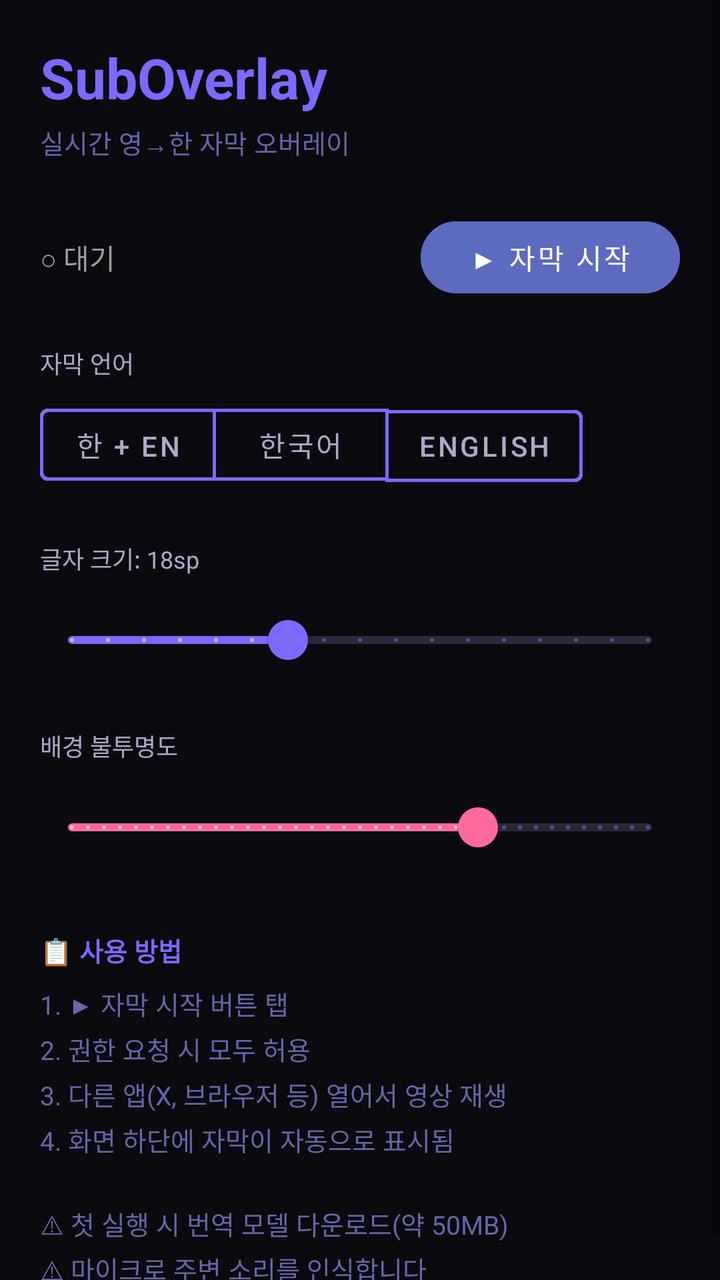
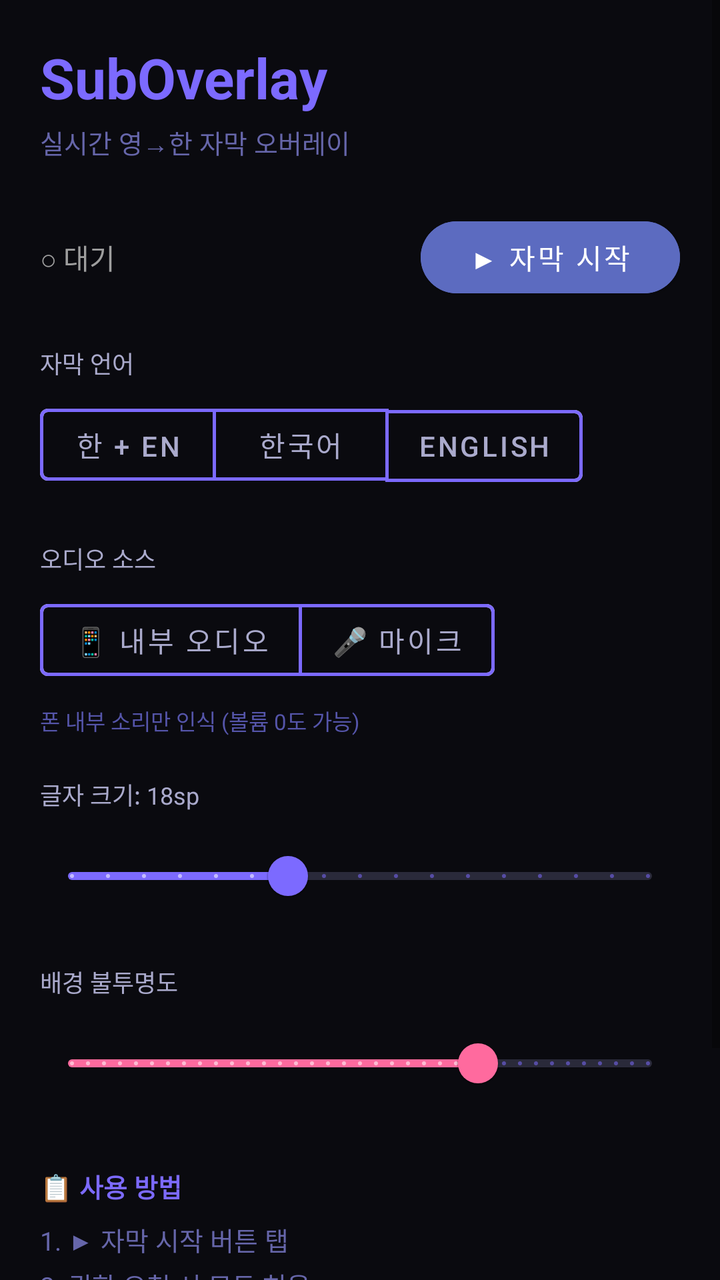

An Android layout rendered at two revisions. The XML below is the earlier revision; the diff shows what the commit changed to produce the second picture.
<!-- AndroidManifest.xml: application theme Theme.SubOverlay -->
<!-- res/layout/activity_main.xml -->
<?xml version="1.0" encoding="utf-8"?>
<ScrollView xmlns:android="http://schemas.android.com/apk/res/android"
    xmlns:app="http://schemas.android.com/apk/res-auto"
    android:layout_width="match_parent"
    android:layout_height="match_parent"
    android:background="#0A0A0F">

    <LinearLayout
        android:layout_width="match_parent"
        android:layout_height="wrap_content"
        android:orientation="vertical"
        android:padding="20dp">

        
        <TextView
            android:layout_width="wrap_content"
            android:layout_height="wrap_content"
            android:text="SubOverlay"
            android:textColor="#7C6AFF"
            android:textSize="28sp"
            android:textStyle="bold"
            android:layout_marginBottom="4dp"/>

        <TextView
            android:layout_width="wrap_content"
            android:layout_height="wrap_content"
            android:text="실시간 영→한 자막 오버레이"
            android:textColor="#6666AA"
            android:textSize="13sp"
            android:layout_marginBottom="24dp"/>

        
        <LinearLayout
            android:layout_width="match_parent"
            android:layout_height="wrap_content"
            android:orientation="horizontal"
            android:gravity="center_vertical"
            android:layout_marginBottom="20dp">

            <TextView
                android:id="@+id/statusIndicator"
                android:layout_width="wrap_content"
                android:layout_height="wrap_content"
                android:text="○ 대기"
                android:textColor="#9E9E9E"
                android:textSize="14sp"
                android:layout_weight="1"/>

            <com.google.android.material.button.MaterialButton
                android:id="@+id/btnToggleService"
                android:layout_width="wrap_content"
                android:layout_height="wrap_content"
                android:text="▶ 자막 시작"
                android:textColor="#FFFFFF"
                android:backgroundTint="#5C6BC0"
                app:cornerRadius="24dp"
                android:paddingStart="24dp"
                android:paddingEnd="24dp"/>
        </LinearLayout>

        
        <TextView
            android:layout_width="wrap_content"
            android:layout_height="wrap_content"
            android:text="자막 언어"
            android:textColor="#AAAACC"
            android:textSize="12sp"
            android:layout_marginBottom="8dp"/>

        <com.google.android.material.button.MaterialButtonToggleGroup
            android:id="@+id/toggleLang"
            android:layout_width="wrap_content"
            android:layout_height="wrap_content"
            app:singleSelection="true"
            app:selectionRequired="true"
            android:layout_marginBottom="24dp">

            <com.google.android.material.button.MaterialButton
                android:id="@+id/btnLangBoth"
                style="@style/Widget.MaterialComponents.Button.OutlinedButton"
                android:layout_width="wrap_content"
                android:layout_height="wrap_content"
                android:text="한 + EN"
                android:textColor="@color/btn_lang_text"
                app:backgroundTint="@color/btn_lang_bg"
                app:strokeColor="#7C6AFF"
                app:strokeWidth="1.5dp"
                android:checked="true"/>

            <com.google.android.material.button.MaterialButton
                android:id="@+id/btnLangKo"
                style="@style/Widget.MaterialComponents.Button.OutlinedButton"
                android:layout_width="wrap_content"
                android:layout_height="wrap_content"
                android:text="한국어"
                android:textColor="@color/btn_lang_text"
                app:backgroundTint="@color/btn_lang_bg"
                app:strokeColor="#7C6AFF"
                app:strokeWidth="1.5dp"/>

            <com.google.android.material.button.MaterialButton
                android:id="@+id/btnLangEn"
                style="@style/Widget.MaterialComponents.Button.OutlinedButton"
                android:layout_width="wrap_content"
                android:layout_height="wrap_content"
                android:text="English"
                android:textColor="@color/btn_lang_text"
                app:backgroundTint="@color/btn_lang_bg"
                app:strokeColor="#7C6AFF"
                app:strokeWidth="1.5dp"/>
        </com.google.android.material.button.MaterialButtonToggleGroup>

        
        <TextView
            android:id="@+id/tvFontSizeLabel"
            android:layout_width="wrap_content"
            android:layout_height="wrap_content"
            android:text="글자 크기: 18sp"
            android:textColor="#AAAACC"
            android:textSize="12sp"
            android:layout_marginBottom="8dp"/>

        <com.google.android.material.slider.Slider
            android:id="@+id/sliderFontSize"
            android:layout_width="match_parent"
            android:layout_height="wrap_content"
            android:valueFrom="12"
            android:valueTo="28"
            android:value="18"
            android:stepSize="1"
            app:thumbColor="#7C6AFF"
            app:trackColorActive="#7C6AFF"
            app:trackColorInactive="#2A2A3A"
            android:layout_marginBottom="20dp"/>

        
        <TextView
            android:layout_width="wrap_content"
            android:layout_height="wrap_content"
            android:text="배경 불투명도"
            android:textColor="#AAAACC"
            android:textSize="12sp"
            android:layout_marginBottom="8dp"/>

        <com.google.android.material.slider.Slider
            android:id="@+id/sliderBgAlpha"
            android:layout_width="match_parent"
            android:layout_height="wrap_content"
            android:valueFrom="0"
            android:valueTo="255"
            android:value="180"
            android:stepSize="5"
            app:thumbColor="#FF6A9E"
            app:trackColorActive="#FF6A9E"
            app:trackColorInactive="#2A2A3A"
            android:layout_marginBottom="28dp"/>

        
        <TextView
            android:layout_width="match_parent"
            android:layout_height="wrap_content"
            android:text="📋 사용 방법"
            android:textColor="#7C6AFF"
            android:textSize="13sp"
            android:textStyle="bold"
            android:layout_marginBottom="8dp"/>

        <TextView
            android:layout_width="match_parent"
            android:layout_height="wrap_content"
            android:text="1. ▶ 자막 시작 버튼 탭\n2. 권한 요청 시 모두 허용\n3. 다른 앱(X, 브라우저 등) 열어서 영상 재생\n4. 화면 하단에 자막이 자동으로 표시됨\n\n⚠ 첫 실행 시 번역 모델 다운로드(약 50MB)\n⚠ 마이크로 주변 소리를 인식합니다"
            android:textColor="#6666AA"
            android:textSize="13sp"
            android:lineSpacingExtra="4dp"/>

    </LinearLayout>
</ScrollView>
<!-- resources referenced by this layout -->
<resources>
  <style name="Theme.SubOverlay" parent="Theme.MaterialComponents.DayNight.NoActionBar">
          <item name="colorPrimary">#7C6AFF</item>
          <item name="colorPrimaryVariant">#5C6BC0</item>
          <item name="colorOnPrimary">#FFFFFF</item>
          <item name="colorSecondary">#FF6A9E</item>
          <item name="android:windowBackground">#0A0A0F</item>
          <item name="android:statusBarColor">#0A0A0F</item>
      </style>
</resources>

<!-- the commit's change to res/layout/activity_main.xml (unified diff, before → after) -->
@@ -109,6 +109,57 @@
                 app:strokeColor="#7C6AFF"
                 app:strokeWidth="1.5dp"/>
         </com.google.android.material.button.MaterialButtonToggleGroup>
+
+        
+        <TextView
+            android:layout_width="wrap_content"
+            android:layout_height="wrap_content"
+            android:text="오디오 소스"
+            android:textColor="#AAAACC"
+            android:textSize="12sp"
+            android:layout_marginBottom="8dp"/>
+
+        <com.google.android.material.button.MaterialButtonToggleGroup
+            android:id="@+id/toggleAudioSource"
+            android:layout_width="wrap_content"
+            android:layout_height="wrap_content"
+            app:singleSelection="true"
+            app:selectionRequired="true"
+            android:layout_marginBottom="8dp">
+
+            <com.google.android.material.button.MaterialButton
+                android:id="@+id/btnAudioInternal"
+                style="@style/Widget.MaterialComponents.Button.OutlinedButton"
+                android:layout_width="wrap_content"
+                android:layout_height="wrap_content"
+                android:text="📱 내부 오디오"
+                android:textColor="@color/btn_lang_text"
+                app:backgroundTint="@color/btn_lang_bg"
+                app:strokeColor="#7C6AFF"
+                app:strokeWidth="1.5dp"
+                android:checked="true"/>
+
+            <com.google.android.material.button.MaterialButton
+                android:id="@+id/btnAudioMic"
+                style="@style/Widget.MaterialComponents.Button.OutlinedButton"
+                android:layout_width="wrap_content"
+                android:layout_height="wrap_content"
+                android:text="🎤 마이크"
+                android:textColor="@color/btn_lang_text"
+                app:backgroundTint="@color/btn_lang_bg"
+                app:strokeColor="#7C6AFF"
+                app:strokeWidth="1.5dp"/>
+
+        </com.google.android.material.button.MaterialButtonToggleGroup>
+
+        <TextView
+            android:id="@+id/tvAudioSourceDesc"
+            android:layout_width="match_parent"
+            android:layout_height="wrap_content"
+            android:text="폰 내부 소리만 인식 (볼륨 0도 가능)"
+            android:textColor="#5555AA"
+            android:textSize="11sp"
+            android:layout_marginBottom="20dp"/>
 
         
         <TextView
